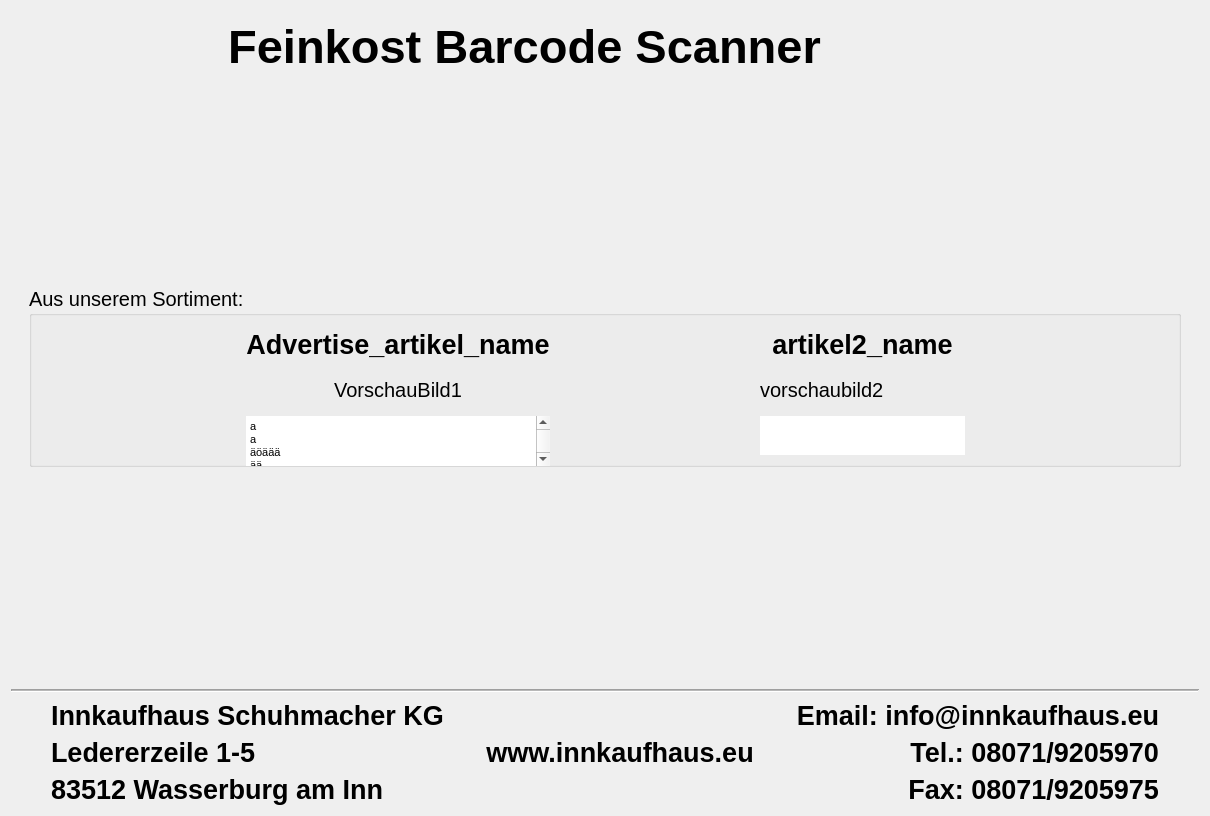
Benefranko/Barcode-Scanner-Feinkost-, file src/form.ui: the form before one commit.
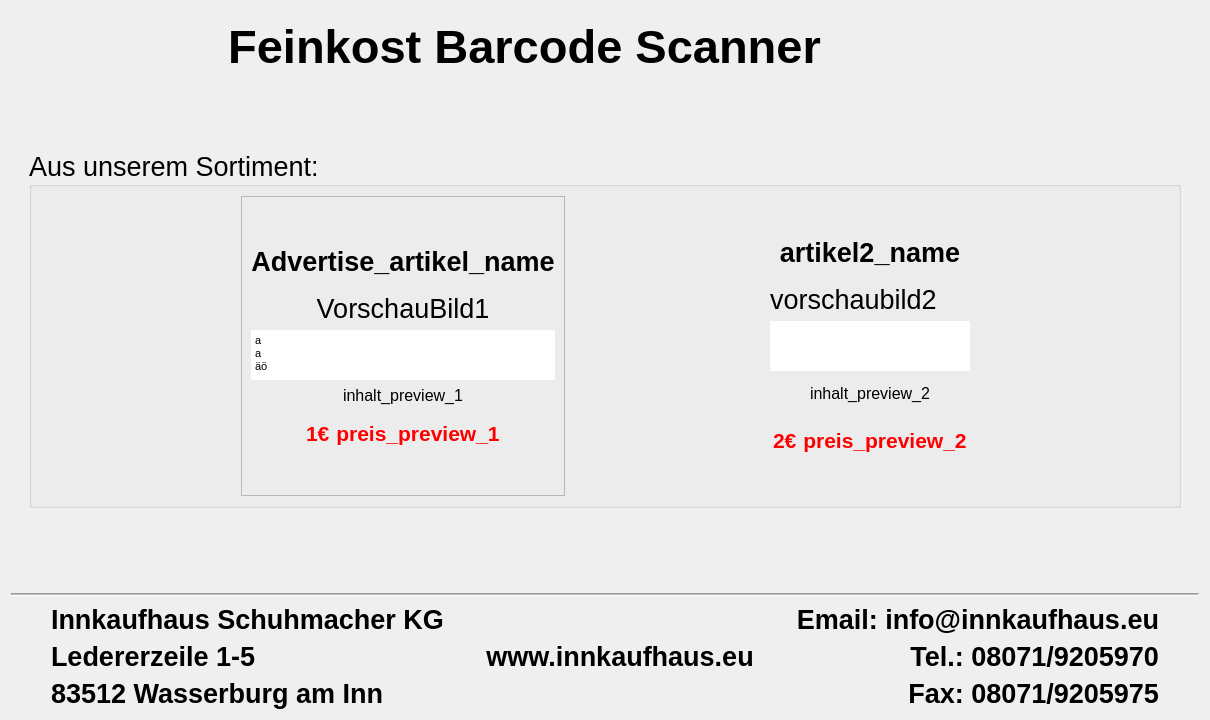
The form after the commit. The open tabs and pages were chosen to show the change.

Diff of the .ui file:
```diff
--- a/src/form.ui
+++ b/src/form.ui
@@ -7,7 +7,7 @@
     <x>0</x>
     <y>0</y>
     <width>1210</width>
-    <height>816</height>
+    <height>720</height>
    </rect>
   </property>
   <property name="sizePolicy">
@@ -171,7 +171,7 @@
              <property name="font">
               <font>
                <family>Segoe UI</family>
-               <pointsize>15</pointsize>
+               <pointsize>20</pointsize>
                <bold>false</bold>
               </font>
              </property>
@@ -193,7 +193,35 @@
                </spacer>
               </item>
               <item>
+               <widget class="QFrame" name="frame_2">
+                <property name="frameShape">
+                 <enum>QFrame::StyledPanel</enum>
+                </property>
+                <property name="frameShadow">
+                 <enum>QFrame::Sunken</enum>
+                </property>
+                <property name="midLineWidth">
+                 <number>0</number>
+                </property>
+                <layout class="QVBoxLayout" name="verticalLayout_3">
+                 <item>
                <layout class="QVBoxLayout" name="verticalLayout_7">
+                   <item>
+                    <spacer name="verticalSpacer_18">
+                     <property name="orientation">
+                      <enum>Qt::Vertical</enum>
+                     </property>
+                     <property name="sizeType">
+                      <enum>QSizePolicy::Fixed</enum>
+                     </property>
+                     <property name="sizeHint" stdset="0">
+                      <size>
+                       <width>20</width>
+                       <height>40</height>
+                      </size>
+                     </property>
+                    </spacer>
+                   </item>
                 <item>
                  <widget class="QLabel" name="Advertise_artikel_name">
                   <property name="font">
@@ -210,6 +238,22 @@
                   </property>
                  </widget>
                 </item>
+                   <item>
+                    <spacer name="verticalSpacer_22">
+                     <property name="orientation">
+                      <enum>Qt::Vertical</enum>
+                     </property>
+                     <property name="sizeType">
+                      <enum>QSizePolicy::Fixed</enum>
+                     </property>
+                     <property name="sizeHint" stdset="0">
+                      <size>
+                       <width>20</width>
+                       <height>10</height>
+                      </size>
+                     </property>
+                    </spacer>
+                   </item>
                 <item>
                  <widget class="QLabel" name="VorschauBild1">
                   <property name="sizePolicy">
@@ -229,7 +273,7 @@
                 <item>
                  <widget class="QTextEdit" name="textEdit_previewdescription">
                   <property name="sizePolicy">
-                   <sizepolicy hsizetype="Ignored" vsizetype="Ignored">
+                      <sizepolicy hsizetype="Ignored" vsizetype="Fixed">
                     <horstretch>0</horstretch>
                     <verstretch>0</verstretch>
                    </sizepolicy>
@@ -240,6 +284,12 @@
                     <height>50</height>
                    </size>
                   </property>
+                     <property name="maximumSize">
+                      <size>
+                       <width>16777215</width>
+                       <height>50</height>
+                      </size>
+                     </property>
                   <property name="font">
                    <font>
                     <pointsize>15</pointsize>
@@ -258,12 +308,145 @@
 &lt;/style&gt;&lt;/head&gt;&lt;body style=&quot; font-family:'Segoe UI'; font-size:15pt; font-weight:400; font-style:normal;&quot;&gt;
 &lt;p style=&quot; margin-top:0px; margin-bottom:0px; margin-left:0px; margin-right:0px; -qt-block-indent:0; text-indent:0px;&quot;&gt;&lt;span style=&quot; font-size:8pt;&quot;&gt;a&lt;/span&gt;&lt;/p&gt;
 &lt;p style=&quot; margin-top:0px; margin-bottom:0px; margin-left:0px; margin-right:0px; -qt-block-indent:0; text-indent:0px;&quot;&gt;&lt;span style=&quot; font-size:8pt;&quot;&gt;a&lt;/span&gt;&lt;/p&gt;
-&lt;p style=&quot; margin-top:0px; margin-bottom:0px; margin-left:0px; margin-right:0px; -qt-block-indent:0; text-indent:0px;&quot;&gt;&lt;span style=&quot; font-size:8pt;&quot;&gt;äöäää&lt;/span&gt;&lt;/p&gt;
-&lt;p style=&quot; margin-top:0px; margin-bottom:0px; margin-left:0px; margin-right:0px; -qt-block-indent:0; text-indent:0px;&quot;&gt;&lt;span style=&quot; font-size:8pt;&quot;&gt;ää&lt;/span&gt;&lt;/p&gt;&lt;/body&gt;&lt;/html&gt;</string>
+&lt;p style=&quot; margin-top:0px; margin-bottom:0px; margin-left:0px; margin-right:0px; -qt-block-indent:0; text-indent:0px;&quot;&gt;&lt;span style=&quot; font-size:8pt;&quot;&gt;äö&lt;/span&gt;&lt;/p&gt;&lt;/body&gt;&lt;/html&gt;</string>
                   </property>
                  </widget>
                 </item>
-               </layout>
+                   <item>
+                    <widget class="QLabel" name="inhalt_preview_1">
+                     <property name="font">
+                      <font>
+                       <pointsize>12</pointsize>
+                      </font>
+                     </property>
+                     <property name="text">
+                      <string>inhalt_preview_1</string>
+                     </property>
+                     <property name="alignment">
+                      <set>Qt::AlignCenter</set>
+                     </property>
+                    </widget>
+                   </item>
+                   <item>
+                    <spacer name="verticalSpacer_24">
+                     <property name="orientation">
+                      <enum>Qt::Vertical</enum>
+                     </property>
+                     <property name="sizeType">
+                      <enum>QSizePolicy::Fixed</enum>
+                     </property>
+                     <property name="sizeHint" stdset="0">
+                      <size>
+                       <width>20</width>
+                       <height>10</height>
+                      </size>
+                     </property>
+                    </spacer>
+                   </item>
+                   <item>
+                    <layout class="QHBoxLayout" name="horizontalLayout_6">
+                     <item>
+                      <spacer name="horizontalSpacer_15">
+                       <property name="orientation">
+                        <enum>Qt::Horizontal</enum>
+                       </property>
+                       <property name="sizeType">
+                        <enum>QSizePolicy::Expanding</enum>
+                       </property>
+                       <property name="sizeHint" stdset="0">
+                        <size>
+                         <width>0</width>
+                         <height>20</height>
+                        </size>
+                       </property>
+                      </spacer>
+                     </item>
+                     <item>
+                      <widget class="QLabel" name="label_s_price_1">
+                       <property name="sizePolicy">
+                        <sizepolicy hsizetype="Fixed" vsizetype="Preferred">
+                         <horstretch>0</horstretch>
+                         <verstretch>0</verstretch>
+                        </sizepolicy>
+                       </property>
+                       <property name="font">
+                        <font>
+                         <pointsize>16</pointsize>
+                         <bold>true</bold>
+                        </font>
+                       </property>
+                       <property name="styleSheet">
+                        <string notr="true">color: rgb(255, 0, 0);</string>
+                       </property>
+                       <property name="text">
+                        <string>1€</string>
+                       </property>
+                      </widget>
+                     </item>
+                     <item>
+                      <widget class="QLabel" name="preis_preview_1">
+                       <property name="sizePolicy">
+                        <sizepolicy hsizetype="Fixed" vsizetype="Preferred">
+                         <horstretch>0</horstretch>
+                         <verstretch>0</verstretch>
+                        </sizepolicy>
+                       </property>
+                       <property name="font">
+                        <font>
+                         <pointsize>16</pointsize>
+                         <bold>true</bold>
+                         <strikeout>false</strikeout>
+                        </font>
+                       </property>
+                       <property name="styleSheet">
+                        <string notr="true">color: rgb(255, 0, 0);</string>
+                       </property>
+                       <property name="text">
+                        <string>preis_preview_1</string>
+                       </property>
+                       <property name="alignment">
+                        <set>Qt::AlignCenter</set>
+                       </property>
+                      </widget>
+                     </item>
+                     <item>
+                      <spacer name="horizontalSpacer_16">
+                       <property name="orientation">
+                        <enum>Qt::Horizontal</enum>
+                       </property>
+                       <property name="sizeType">
+                        <enum>QSizePolicy::Expanding</enum>
+                       </property>
+                       <property name="sizeHint" stdset="0">
+                        <size>
+                         <width>0</width>
+                         <height>20</height>
+                        </size>
+                       </property>
+                      </spacer>
+                     </item>
+                    </layout>
+                   </item>
+                   <item>
+                    <spacer name="verticalSpacer_20">
+                     <property name="orientation">
+                      <enum>Qt::Vertical</enum>
+                     </property>
+                     <property name="sizeType">
+                      <enum>QSizePolicy::Fixed</enum>
+                     </property>
+                     <property name="sizeHint" stdset="0">
+                      <size>
+                       <width>20</width>
+                       <height>40</height>
+                      </size>
+                     </property>
+                    </spacer>
+                   </item>
+                  </layout>
+                 </item>
+                </layout>
+               </widget>
               </item>
               <item>
                <spacer name="horizontalSpacer_14">
@@ -280,6 +463,22 @@
               </item>
               <item>
                <layout class="QVBoxLayout" name="verticalLayout">
+                <item>
+                 <spacer name="verticalSpacer_19">
+                  <property name="orientation">
+                   <enum>Qt::Vertical</enum>
+                  </property>
+                  <property name="sizeType">
+                   <enum>QSizePolicy::Fixed</enum>
+                  </property>
+                  <property name="sizeHint" stdset="0">
+                   <size>
+                    <width>20</width>
+                    <height>40</height>
+                   </size>
+                  </property>
+                 </spacer>
+                </item>
                 <item>
                  <widget class="QLabel" name="advertise2_articel_name">
                   <property name="font">
@@ -296,6 +495,22 @@
                   </property>
                  </widget>
                 </item>
+                <item>
+                 <spacer name="verticalSpacer_23">
+                  <property name="orientation">
+                   <enum>Qt::Vertical</enum>
+                  </property>
+                  <property name="sizeType">
+                   <enum>QSizePolicy::Fixed</enum>
+                  </property>
+                  <property name="sizeHint" stdset="0">
+                   <size>
+                    <width>20</width>
+                    <height>10</height>
+                   </size>
+                  </property>
+                 </spacer>
+                </item>
                 <item>
                  <widget class="QLabel" name="vorschaubild2">
                   <property name="sizePolicy">
@@ -312,11 +527,23 @@
                 <item>
                  <widget class="QTextEdit" name="textEdit_prevdescr2">
                   <property name="sizePolicy">
-                   <sizepolicy hsizetype="Ignored" vsizetype="Ignored">
+                   <sizepolicy hsizetype="Ignored" vsizetype="Fixed">
                     <horstretch>0</horstretch>
                     <verstretch>0</verstretch>
                    </sizepolicy>
                   </property>
+                  <property name="minimumSize">
+                   <size>
+                    <width>0</width>
+                    <height>50</height>
+                   </size>
+                  </property>
+                  <property name="maximumSize">
+                   <size>
+                    <width>16777215</width>
+                    <height>50</height>
+                   </size>
+                  </property>
                   <property name="font">
                    <font>
                     <pointsize>15</pointsize>
@@ -330,6 +557,136 @@
                   </property>
                  </widget>
                 </item>
+                <item>
+                 <widget class="QLabel" name="inhalt_preview_2">
+                  <property name="font">
+                   <font>
+                    <pointsize>12</pointsize>
+                   </font>
+                  </property>
+                  <property name="text">
+                   <string>inhalt_preview_2</string>
+                  </property>
+                  <property name="alignment">
+                   <set>Qt::AlignCenter</set>
+                  </property>
+                 </widget>
+                </item>
+                <item>
+                 <spacer name="verticalSpacer_25">
+                  <property name="orientation">
+                   <enum>Qt::Vertical</enum>
+                  </property>
+                  <property name="sizeType">
+                   <enum>QSizePolicy::Fixed</enum>
+                  </property>
+                  <property name="sizeHint" stdset="0">
+                   <size>
+                    <width>20</width>
+                    <height>10</height>
+                   </size>
+                  </property>
+                 </spacer>
+                </item>
+                <item>
+                 <layout class="QHBoxLayout" name="horizontalLayout_12">
+                  <item>
+                   <spacer name="horizontalSpacer_19">
+                    <property name="orientation">
+                     <enum>Qt::Horizontal</enum>
+                    </property>
+                    <property name="sizeType">
+                     <enum>QSizePolicy::Expanding</enum>
+                    </property>
+                    <property name="sizeHint" stdset="0">
+                     <size>
+                      <width>0</width>
+                      <height>20</height>
+                     </size>
+                    </property>
+                   </spacer>
+                  </item>
+                  <item>
+                   <widget class="QLabel" name="label_s_price_2">
+                    <property name="sizePolicy">
+                     <sizepolicy hsizetype="Fixed" vsizetype="Preferred">
+                      <horstretch>0</horstretch>
+                      <verstretch>0</verstretch>
+                     </sizepolicy>
+                    </property>
+                    <property name="font">
+                     <font>
+                      <pointsize>16</pointsize>
+                      <bold>true</bold>
+                     </font>
+                    </property>
+                    <property name="styleSheet">
+                     <string notr="true">color: rgb(255, 0, 0);</string>
+                    </property>
+                    <property name="text">
+                     <string>2€</string>
+                    </property>
+                   </widget>
+                  </item>
+                  <item>
+                   <widget class="QLabel" name="preis_preview_2">
+                    <property name="sizePolicy">
+                     <sizepolicy hsizetype="Fixed" vsizetype="Preferred">
+                      <horstretch>0</horstretch>
+                      <verstretch>0</verstretch>
+                     </sizepolicy>
+                    </property>
+                    <property name="font">
+                     <font>
+                      <pointsize>16</pointsize>
+                      <bold>true</bold>
+                     </font>
+                    </property>
+                    <property name="styleSheet">
+                     <string notr="true">color: rgb(255, 0, 0);</string>
+                    </property>
+                    <property name="text">
+                     <string>preis_preview_2</string>
+                    </property>
+                    <property name="alignment">
+                     <set>Qt::AlignCenter</set>
+                    </property>
+                   </widget>
+                  </item>
+                  <item>
+                   <spacer name="horizontalSpacer_22">
+                    <property name="orientation">
+                     <enum>Qt::Horizontal</enum>
+                    </property>
+                    <property name="sizeType">
+                     <enum>QSizePolicy::Expanding</enum>
+                    </property>
+                    <property name="sizeHint" stdset="0">
+                     <size>
+                      <width>0</width>
+                      <height>20</height>
+                     </size>
+                    </property>
+                   </spacer>
+                  </item>
+                 </layout>
+                </item>
+                <item>
+                 <spacer name="verticalSpacer_21">
+                  <property name="orientation">
+                   <enum>Qt::Vertical</enum>
+                  </property>
+                  <property name="sizeType">
+                   <enum>QSizePolicy::Fixed</enum>
+                  </property>
+                  <property name="sizeHint" stdset="0">
+                   <size>
+                    <width>20</width>
+                    <height>40</height>
+                   </size>
+                  </property>
+                 </spacer>
+                </item>
                </layout>
               </item>
               <item>
```
Left out of the diff: 4 changed lines with no effect on the pictures. Lines whose indentation alone changed are shown as unchanged.
